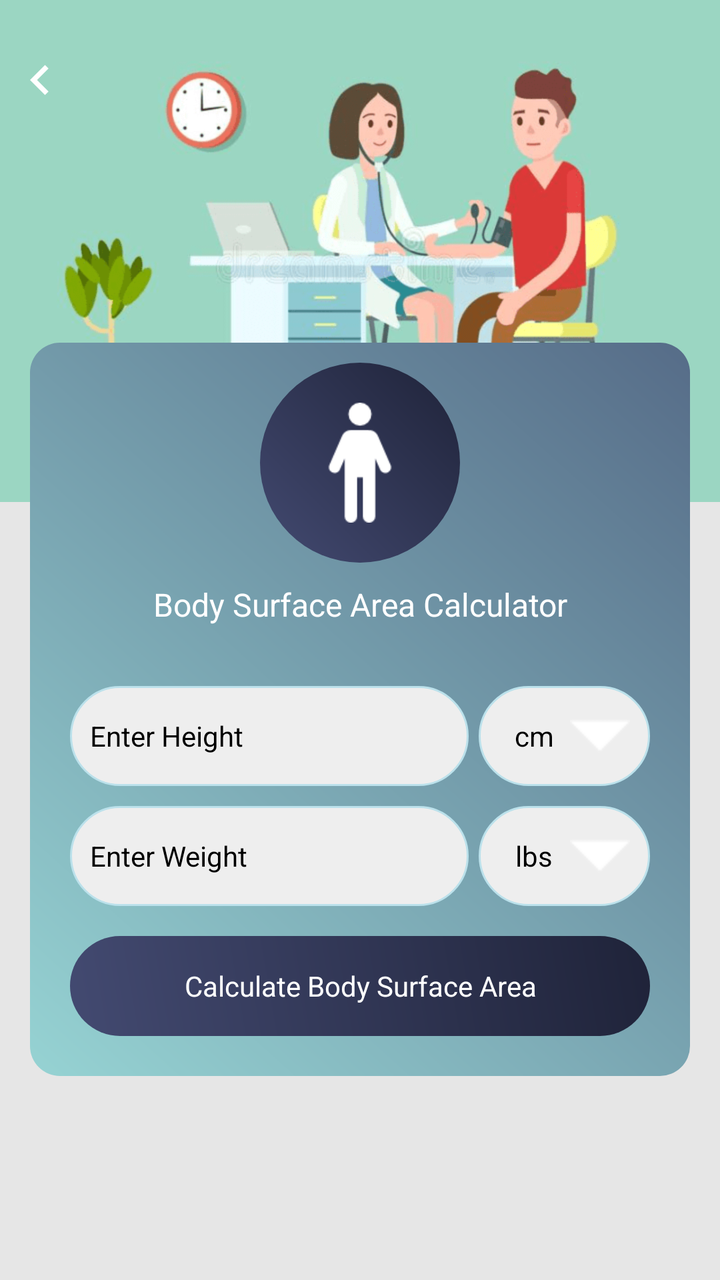
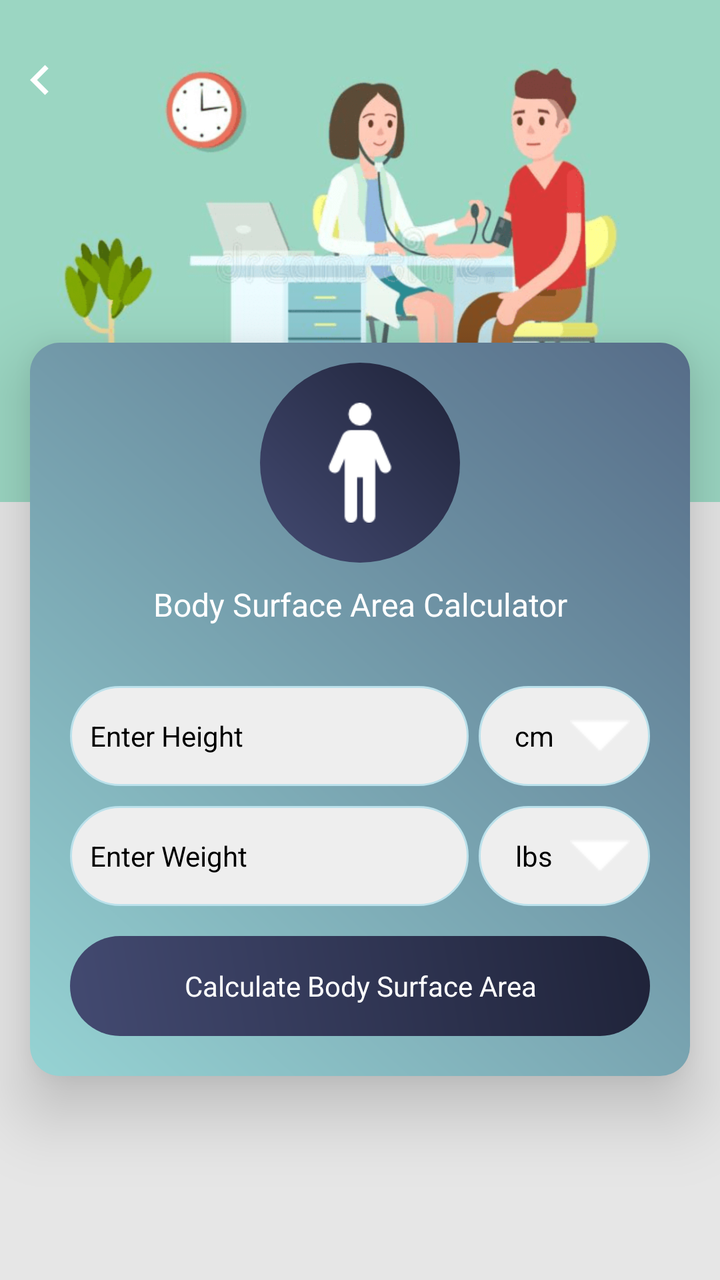

An Android layout rendered at two revisions. The XML below is the earlier revision; the diff shows what the commit changed to produce the second picture.
<!-- AndroidManifest.xml: application theme AppTheme -->
<!-- res/layout/body_surface_area.xml -->
<?xml version="1.0" encoding="utf-8"?>
<RelativeLayout xmlns:android="http://schemas.android.com/apk/res/android"
    xmlns:aapt="http://schemas.android.com/aapt"
    xmlns:app="http://schemas.android.com/apk/res-auto"
    android:layout_width="match_parent"
    android:layout_height="match_parent"
    android:background="@color/gray_color"
    android:orientation="vertical">

    <RelativeLayout
        android:id="@+id/banner"
        android:layout_width="match_parent"
        android:layout_height="wrap_content"
        android:background="@mipmap/calculator_banner_2">

    </RelativeLayout>
    <ImageView
        android:id="@+id/iv_back"
        android:layout_width="40dp"
        android:layout_height="40dp"
        android:layout_alignParentLeft="true"
        android:layout_alignParentTop="true"
        android:layout_marginTop="20dp"
        android:padding="5dp"
        android:src="@drawable/ic_chevron_left_white_24dp" />



    <LinearLayout
        android:id="@+id/cardviewone"
        android:layout_marginBottom="60dp"
        android:layout_width="match_parent"
        android:layout_height="wrap_content"
        android:layout_marginLeft="@dimen/text_15"
        android:layout_below="@+id/banner"
        android:layout_marginTop="-80dp"
        android:layout_marginRight="@dimen/text_15"
        android:orientation="horizontal"
        android:background="@drawable/a2_grad_black"
        app:cardElevation="20dip">



    
        

    <ScrollView
        android:layout_width="match_parent"
        android:layout_height="wrap_content"
        android:layout_above="@+id/normal_ad_include"
        android:layout_below="@+id/tv_body_surface">

        <LinearLayout
            android:layout_width="match_parent"
            android:layout_height="wrap_content"
            android:orientation="vertical">

            <RelativeLayout
                android:layout_width="match_parent"
                android:layout_above="@+id/cardviewone"
                android:layout_marginTop="10dp"
                android:layout_height="wrap_content">
                <RelativeLayout
                    android:id="@+id/iv_body_surface"
                    android:layout_width="100dp"
                    android:layout_centerInParent="true"
                    android:background="@drawable/a3_grad"
                    android:layout_height="100dp">

                    <ImageView
                        android:id="@+id/iv_bmr"
                        android:layout_width="60dp"
                        android:layout_height="60dp"
                        android:layout_centerHorizontal="true"
                        android:layout_centerInParent="true"
                        android:src="@drawable/img_body_surface_area" />
                </RelativeLayout>
            </RelativeLayout>


            <TextView
                android:id="@+id/tv_body_surface"
                android:layout_width="match_parent"
                android:layout_height="wrap_content"
                android:layout_below="@+id/rel12"
                android:textAlignment="center"
                android:layout_centerHorizontal="true"
                android:layout_margin="10dp"
                android:text="@string/body_surface_Area"
                android:textColor="@color/white"
                android:textSize="@dimen/textsize_16" />


            <LinearLayout
                android:id="@+id/ll_bmr"
                android:layout_width="match_parent"
                android:layout_height="wrap_content"
                android:layout_centerInParent="true"
                android:layout_margin="20dp"
                android:orientation="vertical">

                <LinearLayout
                    android:layout_width="match_parent"
                    android:layout_height="wrap_content"
                    android:layout_centerInParent="true"
                    android:orientation="horizontal"
                    android:weightSum="10">

                    <EditText
                        android:id="@+id/et_height"
                        android:layout_width="0dp"
                        android:layout_height="50dp"
                        android:layout_weight="7"
                        android:background="@drawable/corner2"
                        android:hint="@string/Enter_Height"
                        android:imeOptions="actionPrevious"
                        android:inputType="numberDecimal"
                        android:paddingLeft="10dp"
                        android:textColor="@color/black"
                        android:textColorHint="@color/black"
                        android:textSize="@dimen/textsize_14" />

                    <TextView
                        android:id="@+id/tv_heightunit"
                        android:layout_width="0dp"
                        android:layout_height="match_parent"
                        android:layout_marginLeft="5dp"
                        android:layout_weight="3"
                        android:background="@drawable/corner2"
                        android:drawableRight="@drawable/down_arrow"
                        android:gravity="center"
                        android:padding="10dp"
                        android:text="@string/cm"
                        android:textColor="@color/black"
                        android:textColorHint="@color/black"
                        android:textSize="@dimen/textsize_14" />
                </LinearLayout>

                <LinearLayout
                    android:layout_width="match_parent"
                    android:layout_height="wrap_content"
                    android:layout_centerInParent="true"
                    android:layout_marginTop="10dp"
                    android:orientation="horizontal"
                    android:weightSum="10">

                    <EditText
                        android:id="@+id/et_weight"
                        android:layout_width="0dp"
                        android:layout_height="50dp"
                        android:layout_weight="7"
                        android:background="@drawable/corner2"
                        android:hint="@string/Enter_Weight"
                        android:imeOptions="actionPrevious"
                        android:inputType="numberDecimal"
                        android:paddingLeft="10dp"
                        android:textColor="@color/black"
                        android:textColorHint="@color/black"
                        android:textSize="@dimen/textsize_14" />

                    <TextView
                        android:id="@+id/tv_weightunit"
                        android:layout_width="0dp"
                        android:layout_height="match_parent"
                        android:layout_marginLeft="5dp"
                        android:layout_weight="3"
                        android:background="@drawable/corner2"
                        android:drawableRight="@drawable/down_arrow"
                        android:gravity="center"
                        android:padding="10dp"
                        android:text="@string/lbs"
                        android:textColor="@color/black"
                        android:textColorHint="@color/black"
                        android:textSize="@dimen/textsize_14" />
                </LinearLayout>

                <TextView
                    android:id="@+id/tv_search_bsa"
                    android:layout_width="match_parent"
                    android:layout_height="50dp"
                    android:layout_marginTop="15dp"
                    android:background="@drawable/a3_grad"
                    android:gravity="center"
                    android:text="@string/calculate_body_surface_Area"
                    android:textColor="@color/white"
                    android:textColorHint="@color/white"
                    android:textSize="@dimen/textsize_14" />
            </LinearLayout>
        </LinearLayout>
    </ScrollView>
    
    </LinearLayout>

    <LinearLayout
        android:id="@+id/normal_ad_include"
        android:layout_width="match_parent"
        android:layout_height="wrap_content"
        android:orientation="vertical"
        android:gravity="center"
        android:layout_alignParentBottom="true"/>
</RelativeLayout>
<!-- resources referenced by this layout -->
<resources>
  <color name="black">#000000</color>
  <color name="gray_color">#E6E6E6</color>
  <color name="white">#ffffff</color>
  <dimen name="text_15">15sp</dimen>
  <dimen name="textsize_14">14sp</dimen>
  <dimen name="textsize_16">16sp</dimen>
  <!-- drawable a2_grad_black (drawable) -->
  <?xml version="1.0" encoding="utf-8"?>
  <shape xmlns:android="http://schemas.android.com/apk/res/android">
      <gradient
          android:angle="225"
          android:endColor="#96D3D3"
          android:startColor="#566C88" />
  
      <corners android:radius="15dp"/>
  
  </shape>
  <!-- drawable a3_grad (drawable) -->
  <?xml version="1.0" encoding="utf-8"?>
  <shape xmlns:android="http://schemas.android.com/apk/res/android">
  <gradient
      android:angle="225"
      android:endColor="#434A71"
      android:startColor="#1F2339" />
  
  <corners android:radius="200dp"/>
  
  </shape>
  <!-- drawable corner2 (drawable) -->
  <?xml version="1.0" encoding="utf-8"?>
  <shape xmlns:android="http://schemas.android.com/apk/res/android"
      android:shape="rectangle">
  
  
      <stroke
          android:width="1dp"
          android:color="#BBE1EB"/>
  
      <corners android:radius="200dp"/>
  
      <solid
          android:color="#EEEEEE"/>
  
  </shape>
  <!-- drawable down_arrow: png bitmap (drawable, 153 bytes) -->
  <!-- drawable ic_chevron_left_white_24dp (drawable) -->
  <vector android:height="24dp" android:tint="#FFFFFF"
      android:viewportHeight="24" android:viewportWidth="24"
      android:width="24dp" xmlns:android="http://schemas.android.com/apk/res/android">
      <path android:fillColor="@android:color/white" android:pathData="M15.41,7.41L14,6l-6,6 6,6 1.41,-1.41L10.83,12z"/>
  </vector>
  <!-- drawable img_body_surface_area: png bitmap (drawable, 948 bytes) -->
  <!-- mipmap calculator_banner_2: png bitmap (mipmap-xhdpi, 70074 bytes) -->
  <string name="Enter_Height">Enter Height</string>
  <string name="Enter_Weight">Enter Weight</string>
  <string name="body_surface_Area">Body Surface Area Calculator</string>
  <string name="calculate_body_surface_Area">Calculate Body Surface Area</string>
  <string name="cm">cm</string>
  <string name="lbs">lbs</string>
  <style name="AppTheme" parent="Theme.AppCompat.Light.DarkActionBar">
          
          <item name="colorPrimary">@color/colorPrimary</item>
          <item name="colorPrimaryDark">@color/colorPrimaryDark</item>
          <item name="colorAccent">@color/colorAccent</item>
      </style>
  <color name="colorPrimary">#434A71</color>
  <color name="colorPrimaryDark">#1F2339</color>
  <color name="colorAccent">#1F2339</color>
</resources>

<!-- the commit's change to res/layout/body_surface_area.xml (unified diff, before → after) -->
@@ -37,7 +37,7 @@
         android:layout_marginRight="@dimen/text_15"
         android:orientation="horizontal"
         android:background="@drawable/a2_grad_black"
-        app:cardElevation="20dip">
+        android:elevation="20dp">
 
 
 
